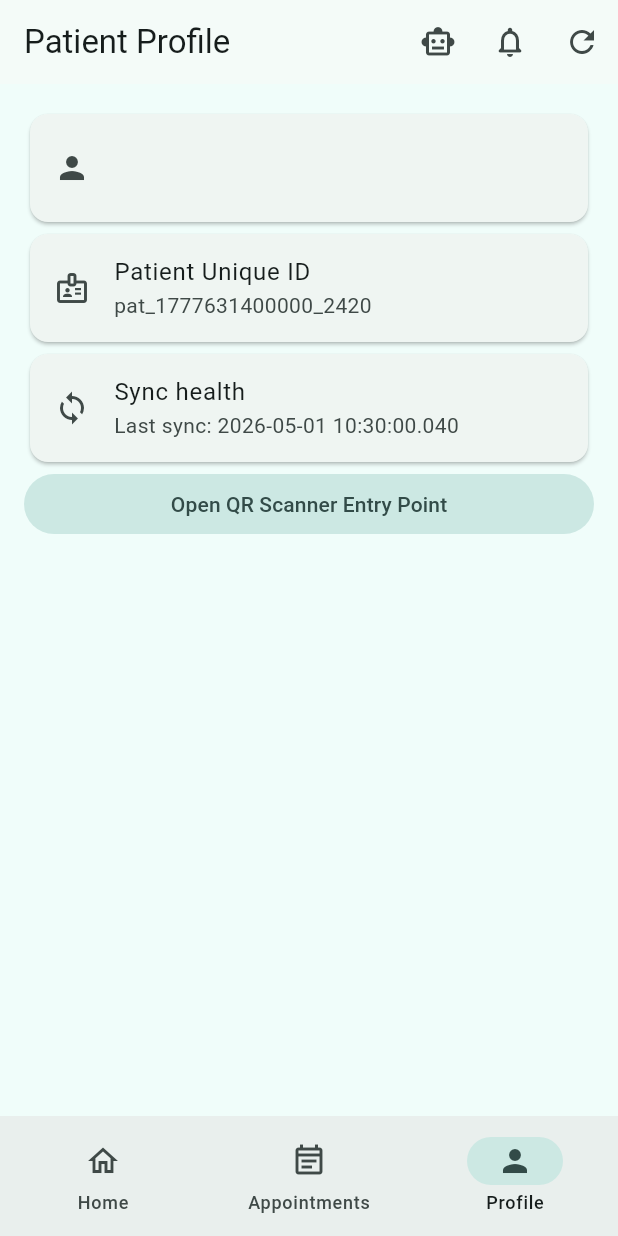
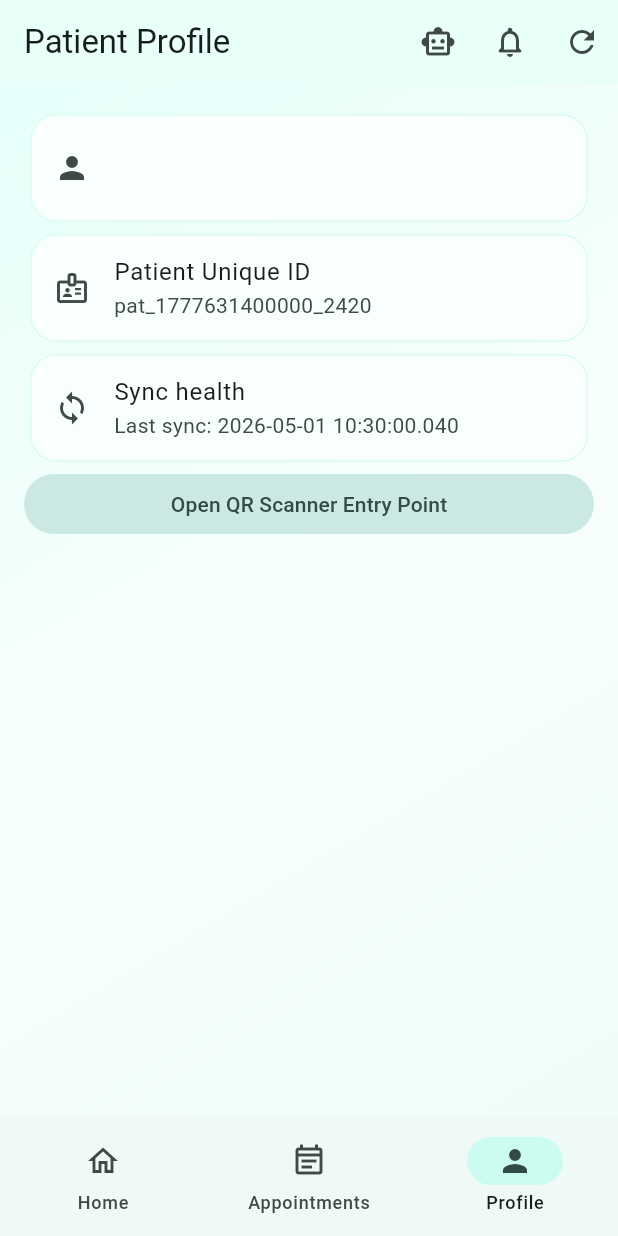
Before and after one commit to 0mpardeshi/bookmyhospital, a Flutter app: the PatientHomeScreen screen opened directly with empty values, item 3 of the bottom bar chosen, on a phone screen of 412 x 824 dp. Run offline on Flutter 3.47's test engine with Material 3 defaults, Android fonts, the phone set to English and light mode, and no system bars; our stand-ins replace file_picker, google_sign_in, hive_flutter, qr_flutter, shared_preferences, socket_io_client; missing offline and left inert: mobile_scanner; accounts and stored records are empty; network calls fail.

Commit message:
Fix notification back freeze and modernize patient dashboard UI

```diff
--- a/apps/bmh_client/lib/main.dart
+++ b/apps/bmh_client/lib/main.dart
@@ -1710,8 +1710,18 @@ class _PatientHomeScreenState extends State<PatientHomeScreen> {
 
   @override
   Widget build(BuildContext context) {
+    final currentTabView = _selectedTabIndex == 0
+        ? _buildHomeTab()
+        : _selectedTabIndex == 1
+        ? _buildAppointmentsTab()
+        : _buildProfileTab();
+
     return Scaffold(
+      backgroundColor: Colors.transparent,
       appBar: AppBar(
+        surfaceTintColor: Colors.transparent,
+        backgroundColor: const Color(0xFFE6FFFA).withValues(alpha: 0.9),
+        elevation: 0,
         title: Text(
           _selectedTabIndex == 0
               ? 'Patient Home'
@@ -1766,15 +1776,38 @@ class _PatientHomeScreenState extends State<PatientHomeScreen> {
           ),
         ],
       ),
-      body: IndexedStack(
-        index: _selectedTabIndex,
-        children: [
-          _buildHomeTab(),
-          _buildAppointmentsTab(),
-          _buildProfileTab(),
-        ],
+      body: Container(
+        decoration: const BoxDecoration(
+          gradient: LinearGradient(
+            begin: Alignment.topLeft,
+            end: Alignment.bottomRight,
+            colors: [Color(0xFFE6FFFA), Color(0xFFF7FFFC), Color(0xFFEFFDF8)],
+          ),
+        ),
+        child: AnimatedSwitcher(
+          duration: const Duration(milliseconds: 320),
+          switchInCurve: Curves.easeOutCubic,
+          switchOutCurve: Curves.easeInCubic,
+          transitionBuilder: (child, animation) {
+            final offsetAnimation = Tween<Offset>(
+              begin: const Offset(0.02, 0),
+              end: Offset.zero,
+            ).animate(animation);
+            return FadeTransition(
+              opacity: animation,
+              child: SlideTransition(position: offsetAnimation, child: child),
+            );
+          },
+          child: KeyedSubtree(
+            key: ValueKey<int>(_selectedTabIndex),
+            child: currentTabView,
+          ),
+        ),
       ),
       bottomNavigationBar: NavigationBar(
+        animationDuration: const Duration(milliseconds: 420),
+        backgroundColor: const Color(0xFFEFFAF6),
+        indicatorColor: const Color(0xFFCCFBF1),
         selectedIndex: _selectedTabIndex,
         destinations: const [
           NavigationDestination(
@@ -1806,9 +1839,16 @@ class _PatientHomeScreenState extends State<PatientHomeScreen> {
     }
     final filtered = _hospitals.where((h) => h.role == _homeFilter).toList();
     return ListView(
+      physics: const BouncingScrollPhysics(),
       padding: const EdgeInsets.all(12),
       children: [
         Card(
+          elevation: 0,
+          color: const Color(0xFFF8FFFD),
+          shape: RoundedRectangleBorder(
+            borderRadius: BorderRadius.circular(18),
+            side: const BorderSide(color: Color(0xFFD9FBEF)),
+          ),
           child: ListTile(
             title: Text('Welcome, ${widget.patientName}'),
             subtitle: Text(
@@ -1844,7 +1884,12 @@ class _PatientHomeScreenState extends State<PatientHomeScreen> {
           ),
         ),
         Card(
-          color: const Color(0xFFE0F2FE),
+          elevation: 0,
+          color: const Color(0xFFE6F7FF),
+          shape: RoundedRectangleBorder(
+            borderRadius: BorderRadius.circular(18),
+            side: const BorderSide(color: Color(0xFFD0ECFF)),
+          ),
           child: ListTile(
             title: Text(
               _homeFilter == FacilityRole.hospital
@@ -1862,6 +1907,12 @@ class _PatientHomeScreenState extends State<PatientHomeScreen> {
         ),
         if (filtered.isEmpty)
           Card(
+            elevation: 0,
+            color: const Color(0xFFF8FFFD),
+            shape: RoundedRectangleBorder(
+              borderRadius: BorderRadius.circular(18),
+              side: const BorderSide(color: Color(0xFFD9FBEF)),
+            ),
             child: Padding(
               padding: const EdgeInsets.all(24),
               child: Column(
@@ -1885,9 +1936,16 @@ class _PatientHomeScreenState extends State<PatientHomeScreen> {
             ),
           ),
         ...filtered.map(
-          (h) => Card(
+          (h) => AnimatedContainer(
+            duration: const Duration(milliseconds: 260),
+            curve: Curves.easeOutCubic,
+            margin: const EdgeInsets.only(bottom: 2),
+            child: Card(
+              elevation: 0,
+              color: const Color(0xFFF9FFFD),
               shape: RoundedRectangleBorder(
                 borderRadius: BorderRadius.circular(18),
+                side: const BorderSide(color: Color(0xFFD9FBEF)),
               ),
               child: Padding(
                 padding: const EdgeInsets.all(14),
@@ -1992,6 +2050,7 @@ class _PatientHomeScreenState extends State<PatientHomeScreen> {
               ),
             ),
           ),
+        ),
       ],
     );
   }
@@ -2002,10 +2061,17 @@ class _PatientHomeScreenState extends State<PatientHomeScreen> {
     }
     if (_appointments.isEmpty) {
       return ListView(
+        physics: const BouncingScrollPhysics(),
         padding: const EdgeInsets.all(16),
-        children: const [
+        children: [
           Card(
-            child: ListTile(
+            elevation: 0,
+            color: const Color(0xFFF8FFFD),
+            shape: RoundedRectangleBorder(
+              borderRadius: BorderRadius.circular(18),
+              side: const BorderSide(color: Color(0xFFD9FBEF)),
+            ),
+            child: const ListTile(
               title: Text('No appointments yet'),
               subtitle: Text(
                 'Book from Home tab. Offline cache will keep your last synced appointments.',
@@ -2016,6 +2082,7 @@ class _PatientHomeScreenState extends State<PatientHomeScreen> {
       );
     }
     return ListView(
+      physics: const BouncingScrollPhysics(),
       padding: const EdgeInsets.all(12),
       children: [
         ..._appointments.map((appointment) {
@@ -2059,9 +2126,16 @@ class _PatientHomeScreenState extends State<PatientHomeScreen> {
 
   Widget _buildProfileTab() {
     return ListView(
+      physics: const BouncingScrollPhysics(),
       padding: const EdgeInsets.all(16),
       children: [
         Card(
+          elevation: 0,
+          color: const Color(0xFFF8FFFD),
+          shape: RoundedRectangleBorder(
+            borderRadius: BorderRadius.circular(18),
+            side: const BorderSide(color: Color(0xFFD9FBEF)),
+          ),
           child: ListTile(
             leading: const Icon(Icons.person),
             title: Text(widget.patientName),
@@ -2069,6 +2143,12 @@ class _PatientHomeScreenState extends State<PatientHomeScreen> {
           ),
         ),
         Card(
+          elevation: 0,
+          color: const Color(0xFFF8FFFD),
+          shape: RoundedRectangleBorder(
+            borderRadius: BorderRadius.circular(18),
+            side: const BorderSide(color: Color(0xFFD9FBEF)),
+          ),
           child: ListTile(
             leading: const Icon(Icons.badge_outlined),
             title: const Text('Patient Unique ID'),
@@ -2078,6 +2158,12 @@ class _PatientHomeScreenState extends State<PatientHomeScreen> {
           ),
         ),
         Card(
+          elevation: 0,
+          color: const Color(0xFFF8FFFD),
+          shape: RoundedRectangleBorder(
+            borderRadius: BorderRadius.circular(18),
+            side: const BorderSide(color: Color(0xFFD9FBEF)),
+          ),
           child: ListTile(
             leading: const Icon(Icons.sync),
             title: const Text('Sync health'),
@@ -3314,7 +3400,12 @@ class AppointmentCard extends StatelessWidget {
 
   @override
   Widget build(BuildContext context) {
-    return Card(
+    return AnimatedContainer(
+      duration: const Duration(milliseconds: 240),
+      curve: Curves.easeOutCubic,
+      child: Card(
+        elevation: 0,
+        color: const Color(0xFFF8FFFD),
         shape: RoundedRectangleBorder(
           side: BorderSide(
             color: highlighted ? const Color(0xFF0F766E) : Colors.transparent,
@@ -3378,6 +3469,7 @@ class AppointmentCard extends StatelessWidget {
             ],
           ),
         ),
+      ),
     );
   }
 }
@@ -3560,10 +3652,15 @@ class _NotificationCenterScreenState extends State<NotificationCenterScreen> {
     return PopScope(
       canPop: false,
       onPopInvokedWithResult: (didPop, result) {
+        if (didPop) return;
         _closeWithResult();
       },
       child: Scaffold(
+        backgroundColor: const Color(0xFFE6FFFA),
         appBar: AppBar(
+          surfaceTintColor: Colors.transparent,
+          backgroundColor: const Color(0xFFE6FFFA).withValues(alpha: 0.9),
+          elevation: 0,
           leading: IconButton(
             onPressed: _closeWithResult,
             icon: const Icon(Icons.arrow_back),
@@ -3575,6 +3672,7 @@ class _NotificationCenterScreenState extends State<NotificationCenterScreen> {
                 child: Text('No unseen notifications. Starred ones stay here.'),
               )
             : ListView.builder(
+                physics: const BouncingScrollPhysics(),
                 padding: const EdgeInsets.all(12),
                 itemCount: visible.length,
                 itemBuilder: (context, index) {
@@ -3582,7 +3680,12 @@ class _NotificationCenterScreenState extends State<NotificationCenterScreen> {
                   final isStarred = _starredIds.contains(item.id);
                   final role = widget.facilityRoleByHospitalId[item.hospitalId];
                   return Card(
+                    elevation: 0,
                     color: const Color(0xFFFFF7ED),
+                    shape: RoundedRectangleBorder(
+                      borderRadius: BorderRadius.circular(16),
+                      side: const BorderSide(color: Color(0xFFFDDCC2)),
+                    ),
                     child: ListTile(
                       onTap: () => setState(() => _seenIds.add(item.id)),
                       leading: const Icon(Icons.notifications_active_outlined),
```
Lines whose indentation alone changed are shown as unchanged.
